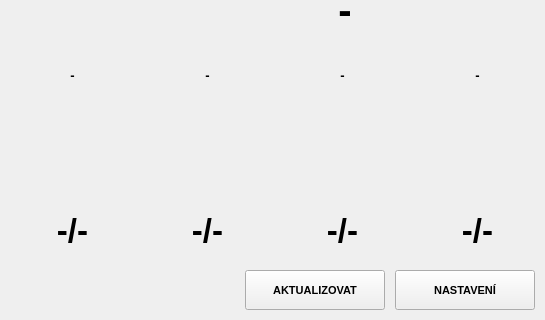
The window that src/widget.ui (osemmler/phoenix) describes before a commit, drawn with Qt 5; both pictures show x 255 to 800 and y 160 to 480 of the 800 by 480 pixel window.
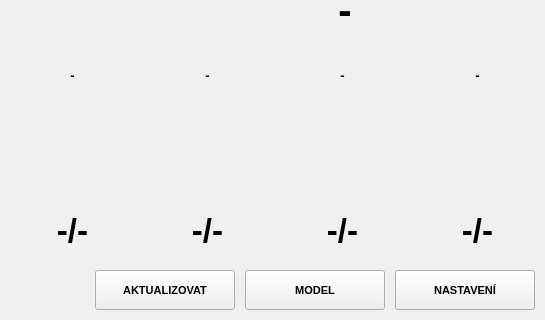
The same window after the commit.

Diff of the .ui file:
```diff
--- a/src/widget.ui
+++ b/src/widget.ui
@@ -754,7 +754,7 @@
   <widget class="QPushButton" name="pushButtonUpdate">
    <property name="geometry">
     <rect>
-     <x>500</x>
+     <x>350</x>
      <y>430</y>
      <width>140</width>
      <height>40</height>
@@ -800,6 +800,32 @@
     <set>Qt::AlignLeading|Qt::AlignLeft|Qt::AlignVCenter</set>
    </property>
   </widget>
+  <widget class="QPushButton" name="pushButtonModel">
+   <property name="geometry">
+    <rect>
+     <x>500</x>
+     <y>430</y>
+     <width>140</width>
+     <height>40</height>
+    </rect>
+   </property>
+   <property name="font">
+    <font>
+     <pointsize>8</pointsize>
+     <weight>75</weight>
+     <bold>true</bold>
+    </font>
+   </property>
+   <property name="accessibleName">
+    <string>textAlt</string>
+   </property>
+   <property name="styleSheet">
+    <string notr="true"/>
+   </property>
+   <property name="text">
+    <string>MODEL</string>
+   </property>
+  </widget>
   <zorder>labelTime</zorder>
   <zorder>labelDate</zorder>
   <zorder>labelNameday</zorder>
```
Left out of the diff: 1 changed line with no effect on the pictures.
